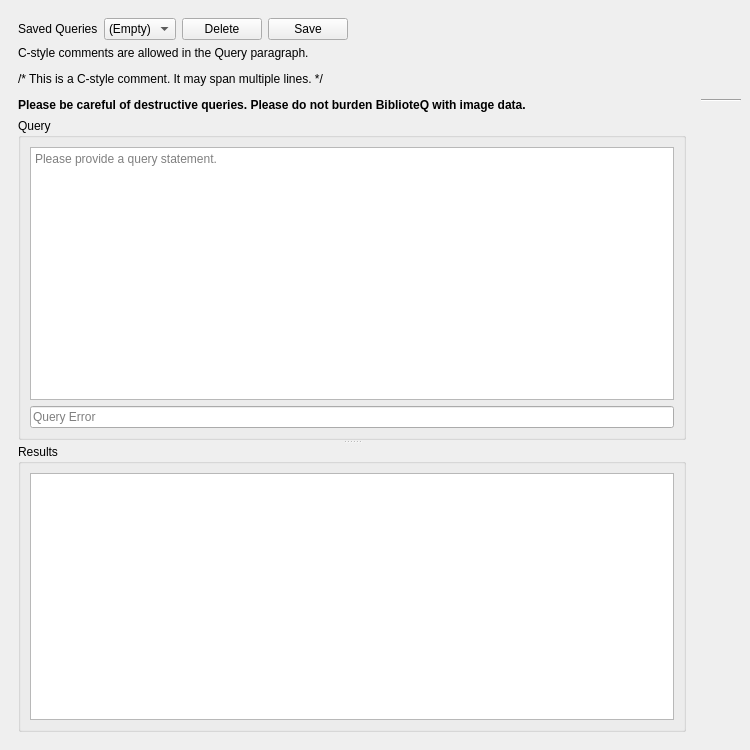
textbrowser/biblioteq, file UI/biblioteq_statistics.ui: the form before one commit.
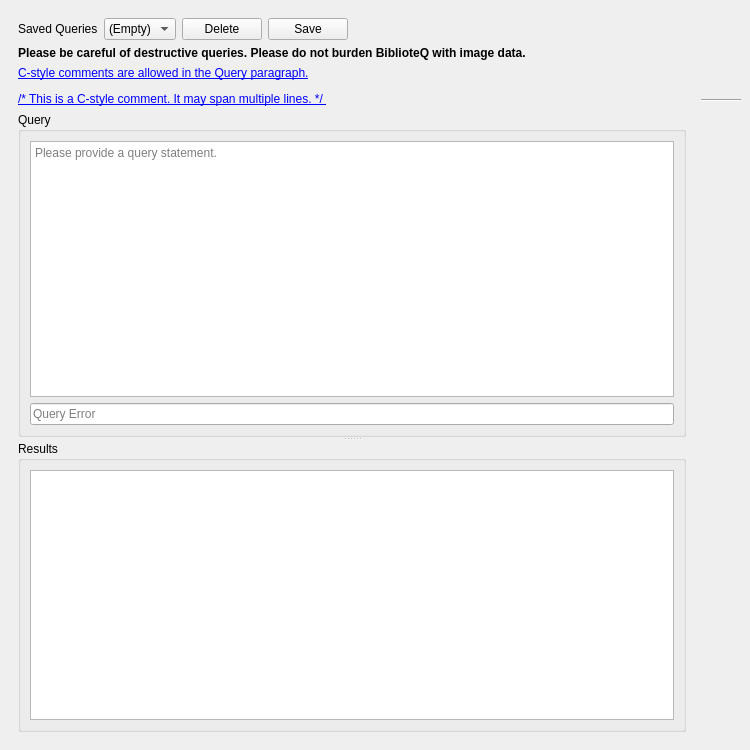
The form after the commit. Icons and pictures are not drawn. Custom widgets are drawn as their Qt base class.

Commit message: SQL comments.

```diff
--- a/UI/biblioteq_statistics.ui
+++ b/UI/biblioteq_statistics.ui
@@ -89,7 +89,17 @@
        <item>
         <widget class="QLabel" name="label_2">
          <property name="text">
-          <string>&lt;html&gt;&lt;head/&gt;&lt;body&gt;&lt;p&gt;C-style comments are allowed in the Query paragraph.&lt;/p&gt;&lt;p&gt;/* This is a C-style comment. It may span multiple lines. */&lt;/p&gt;&lt;p&gt;&lt;span style=&quot; font-weight:600;&quot;&gt;Please be careful of destructive queries. Please do not burden BiblioteQ with image data.&lt;/span&gt;&lt;/p&gt;&lt;/body&gt;&lt;/html&gt;</string>
+          <string>&lt;html&gt;&lt;head/&gt;&lt;body&gt;&lt;p&gt;&lt;span style=&quot; font-weight:600;&quot;&gt;Please be careful of destructive queries. Please do not burden BiblioteQ with image data.&lt;/span&gt;&lt;/p&gt;&lt;/body&gt;&lt;/html&gt;</string>
+         </property>
+         <property name="wordWrap">
+          <bool>true</bool>
+         </property>
+        </widget>
+       </item>
+       <item>
+        <widget class="QLabel" name="comment_label">
+         <property name="text">
+          <string>&lt;html&gt;&lt;head/&gt;&lt;body&gt;&lt;p&gt;&lt;a href=&quot;show_other_options&quot;&gt;&lt;span style=&quot; text-decoration: underline; color:#0000ff;&quot;&gt;C-style comments are allowed in the Query paragraph.&lt;/span&gt;&lt;/a&gt;&lt;/p&gt;&lt;p&gt;&lt;a href=&quot;show_other_options&quot;&gt;&lt;span style=&quot; text-decoration: underline; color:#0000ff;&quot;&gt;/* This is a C-style comment. It may span multiple lines. */ &lt;/span&gt;&lt;/a&gt;&lt;/p&gt;&lt;/body&gt;&lt;/html&gt;</string>
          </property>
          <property name="wordWrap">
           <bool>true</bool>
```
The commit also changes 10 other files.
